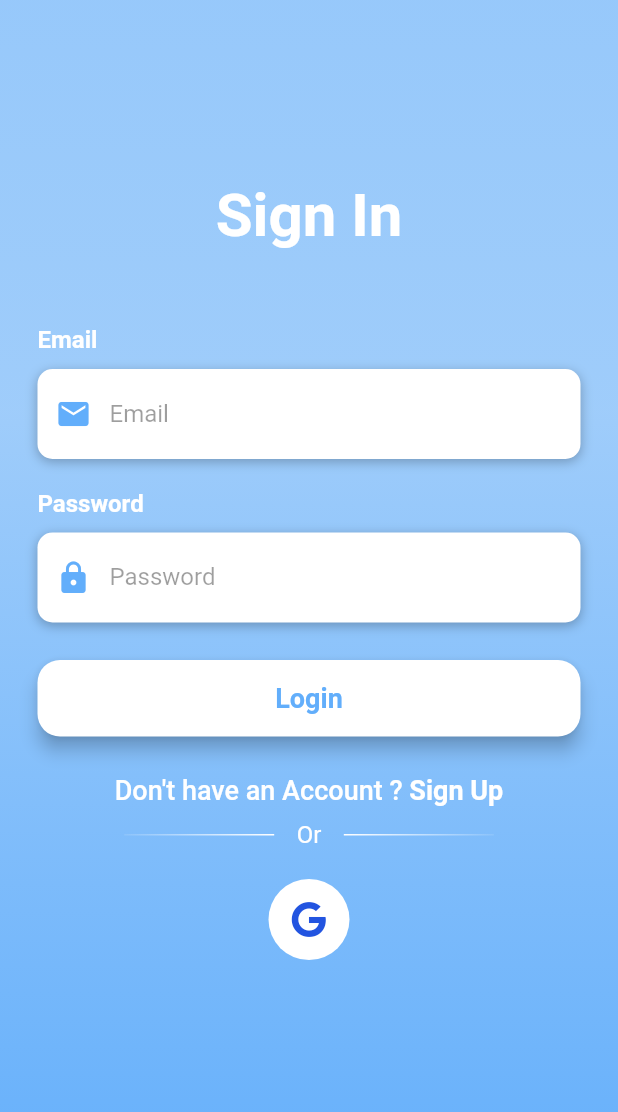
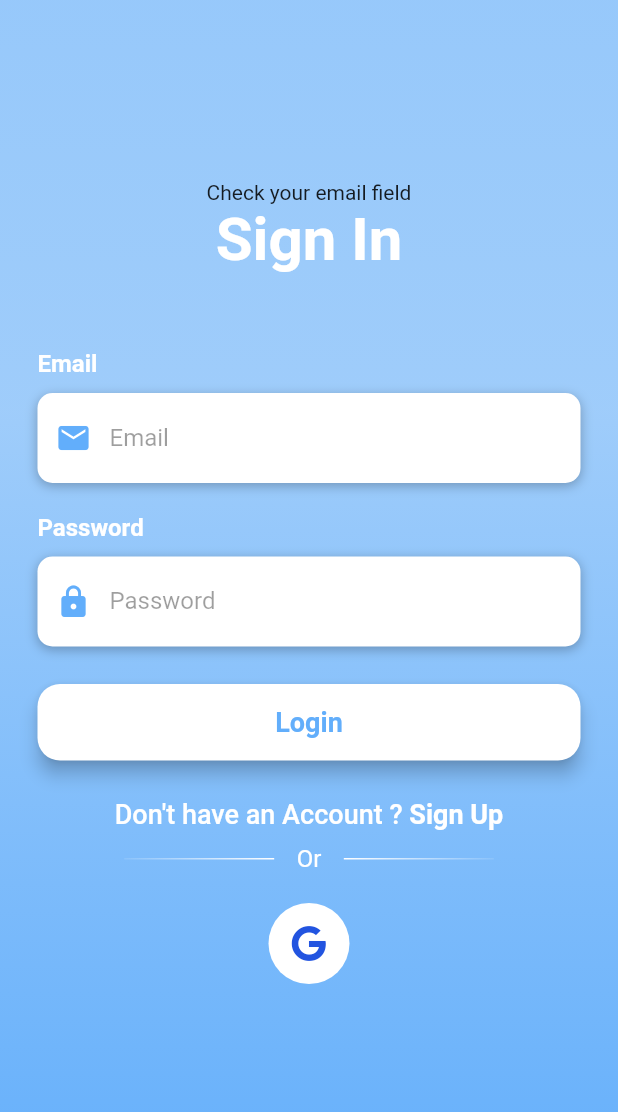
Before and after one commit to Sobihan/AREA, a Flutter app: the LoginPage screen opened directly with empty values, after a tap on "Login", on a phone screen of 412 x 824 dp. Shown: the top 1112 px of the screen. Run offline on Flutter 3.47's test engine with Material 2 defaults, Android fonts, the phone set to English and light mode, and no system bars; our stand-ins replace connectivity_plus, font_awesome_flutter, google_sign_in; network calls fail.

Commit message:
[ADD] Error handling for the login page

```diff
--- /dev/null
+++ b/app/lib/Models/google.dart
@@ -0,0 +1,40 @@
+import 'package:google_sign_in/google_sign_in.dart';
+import 'dart:convert';
+
+class Google {
+  final String accessToken;
+  final String googleID;
+  final String displayName;
+  final String email;
+
+  Google(
+      {required this.accessToken,
+      required this.googleID,
+      required this.displayName,
+      required this.email});
+  factory Google.fromGoogleSignInAccount(
+      {required GoogleSignInAccount? google,
+      required GoogleSignInAuthentication token}) {
+    return Google(
+        accessToken: token.accessToken ?? '',
+        googleID: google!.id,
+        displayName: google.displayName ?? '',
+        email: google.email);
+  }
+
+  @override
+  String toString() {
+    final Map<String, String> data = <String, String>{
+      'accessToken': accessToken,
+      'googleID': googleID,
+      'displayName': displayName,
+      'email': email
+    };
+    return 'google=${data.toString()}';
+  }
+
+  String toJson() {
+    String data = toString();
+    return jsonEncode(data);
+  }
+}
--- a/app/lib/Pages/login_page.dart
+++ b/app/lib/Pages/login_page.dart
@@ -1,5 +1,6 @@
 import 'dart:convert';
 import 'package:area/API/google.dart';
+import 'package:area/Models/google.dart';
 import 'package:area/Models/user.dart';
 import 'package:connectivity_plus/connectivity_plus.dart';
 import 'package:area/Components/Login/background.dart';
@@ -11,7 +12,7 @@ import '../Components/Login/button.dart';
 import '../API/api.dart';
 import 'package:flutter/services.dart';
 import '../Components/Login/or.dart';
-import '../Components/Login/inputSection.dart';
+import '../Components/Login/input_section.dart';
 
 class LoginPage extends StatefulWidget {
   final String host;
@@ -23,6 +24,7 @@ class LoginPage extends StatefulWidget {
 class _LoginPageState extends State<LoginPage> {
   late TextEditingController _controllerEmail;
   late TextEditingController _controllerPassword;
+  String errorMessage = '';
 
   @override
   void initState() {
@@ -45,14 +47,39 @@ class _LoginPageState extends State<LoginPage> {
     );
   }
 
-  void signInPressed() async {
+  void addError(String message) {
+    setState(() {
+      errorMessage = message;
+    });
+  }
+
+  Future checkError() async {
     var connectivityResult = await (Connectivity().checkConnectivity());
-    if (connectivityResult == ConnectivityResult.none) return; // Add Alert Box
+    if (connectivityResult == ConnectivityResult.none) {
+      addError("Check Internet connection");
+      return;
+    } // Add Alert Box
+    if (_controllerEmail.text.isEmpty) {
+      addError("Check your email field");
+      return;
+    }
     bool emailValid = RegExp(
             r"^[a-zA-Z0-9.a-zA-Z0-9.!#$%&'*+-/=?^_`{|}~]+@[a-zA-Z0-9]+\.[a-zA-Z]+")
         .hasMatch(_controllerEmail.text);
+    if (emailValid == false) {
+      addError("Check your email field");
+      return;
+    }
 
-    if (emailValid == false) return;
+    if (_controllerPassword.text.isEmpty) {
+      addError("Check your password field");
+      return;
+    }
+  }
+
+  void signInPressed() async {
+    await checkError();
+
     final responseLogin = await login(
         host: widget.host,
         email: _controllerEmail.text,
@@ -62,23 +89,31 @@ class _LoginPageState extends State<LoginPage> {
     final responseUser = await getUser(token: token, host: widget.host);
     User user = User.fromJson(
         token: token, json: jsonDecode(responseUser.body)['user']);
-    print(user);
+    print(user.toString());
   }
 
   void gButtonPressed() async {
     final user = await GoogleSignInApi.login();
 
     if (user != null) {
-      final auth = await user.authHeaders;
-      String token = auth['Authorization'] ?? '';
+      final token = await user.authentication;
 
-      var snackBar = SnackBar(
-        content: Text(token),
-      );
-      ScaffoldMessenger.of(context).showSnackBar(snackBar);
-      print(auth['Authorization']);
+      Google googleUser =
+          Google.fromGoogleSignInAccount(google: user, token: token);
+      final response = await signInWithGoogle(
+          user: googleUser, host: widget.host); //Need to check with bend
+      print(response.body);
+      print(response.statusCode);
     } else {
       return;
+    }
+  }
+
+  Widget buildError() {
+    if (errorMessage.isEmpty) {
+      return const SizedBox.shrink();
+    } else {
+      return Text(errorMessage);
     }
   }
 
@@ -103,6 +138,7 @@ class _LoginPageState extends State<LoginPage> {
               child: Column(
                 mainAxisAlignment: MainAxisAlignment.center,
                 children: <Widget>[
+                  buildError(),
                   const Text(
                     'Sign In',
                     style: TextStyle(
```
Also changed, not shown: app/lib/API/api.dart (+12 -5 lines), app/lib/Components/Login/tbutton.dart (added, +21 -0 lines), app/lib/Models/user.dart (+14 -0 lines), app/lib/Pages/signup_page.dart (+13 -4 lines), app/lib/Components/Login/input_section.dart (renamed from app/lib/Components/Login/inputSection.dart).
